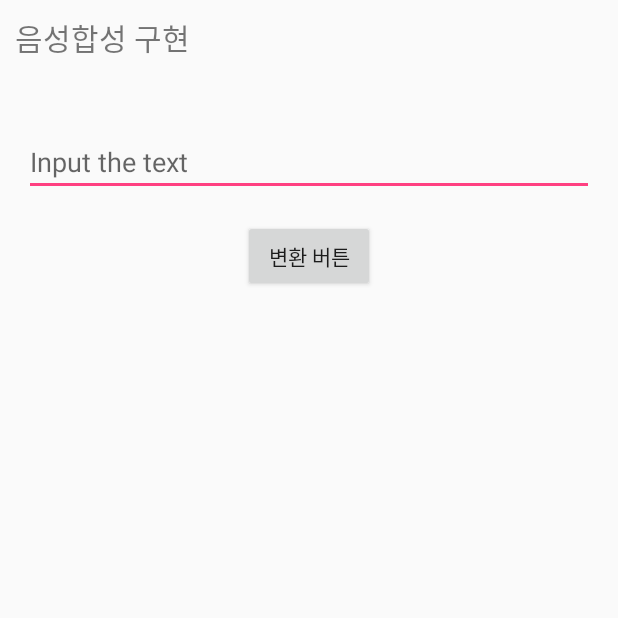
After one commit to tong9433/wordExercise, an Android app: the QuizGameActivity screen opened directly, with no data from a screen before it, on a phone screen of 412 x 824 dp, the top half of it. The commit adds this screen. Run offline under Robolectric (Android 15) with nearby library versions, the phone set to English and light mode, and no system bars.

Commit message:
음성합성 구현
2017.03.23

```diff
--- a/app/build.gradle
+++ b/app/build.gradle
@@ -26,6 +26,11 @@ dependencies {
     androidTestCompile('com.android.support.test.espresso:espresso-core:2.2.2', {
         exclude group: 'com.android.support', module: 'support-annotations'
     })
+    compile 'com.android.support:appcompat-v7:22.2.1'
+    compile 'com.android.support:design:22.2.1'
+    compile 'com.android.support:cardview-v7:21.0.+'
+    compile 'com.android.support:recyclerview-v7:23.1.0'
+    compile 'com.koushikdutta.ion:ion:2.+'
     compile files('libs/jxl.jar')
     compile 'com.android.support:appcompat-v7:25.1.0'
     testCompile 'junit:junit:4.12'
--- a/app/src/main/AndroidManifest.xml
+++ b/app/src/main/AndroidManifest.xml
@@ -3,19 +3,21 @@
     package="com.example.ryu.wordexercise">
 
     <application
-        android:name=".MyApplication"
+        android:name=".DB.MyApplication"
         android:allowBackup="true"
         android:icon="@mipmap/ic_launcher"
         android:label="@string/app_name"
         android:supportsRtl="true"
         android:theme="@style/AppTheme">
-        <activity android:name=".MainActivity">
+        <activity android:name=".Activity.MainActivity">
             <intent-filter>
                 <action android:name="android.intent.action.MAIN" />
 
                 <category android:name="android.intent.category.LAUNCHER" />
             </intent-filter>
         </activity>
+        <activity android:name=".Activity.RunningGameActivity" />
+        <activity android:name=".Activity.QuizGameActivity" />
     </application>
 
 </manifest>
--- /dev/null
+++ b/app/src/main/java/com/example/ryu/wordexercise/Activity/QuizGameActivity.java
@@ -0,0 +1,45 @@
+package com.example.ryu.wordexercise.Activity;
+
+import android.app.Activity;
+import android.content.Intent;
+import android.os.Bundle;
+import android.support.design.widget.FloatingActionButton;
+import android.view.View;
+import android.widget.Button;
+import android.widget.EditText;
+
+import com.example.ryu.wordexercise.R;
+import com.example.ryu.wordexercise.TTS;
+
+/**
+ * Created by tong-ilsong on 2017. 3. 23..
+ */
+
+public class QuizGameActivity extends Activity {
+
+    private EditText editText;
+
+    @Override
+    protected void onCreate(Bundle savedInstanceState) {
+        super.onCreate(savedInstanceState);
+
+        setContentView(R.layout.activity_quizgame);
+
+        editText =(EditText) findViewById(R.id.edit_query);
+        Button button = (Button) findViewById(R.id.button);
+
+        button.setOnClickListener(new View.OnClickListener() {
+            @Override
+            public void onClick(View v) {
+                TTS tts=new TTS(QuizGameActivity.this,v,editText);
+            }
+        });
+
+
+
+
+
+    }
+
+
+}
--- a/app/src/main/java/com/example/ryu/wordexercise/MyApplication.java
+++ b/app/src/main/java/com/example/ryu/wordexercise/DB/MyApplication.java
@@ -1,4 +1,4 @@
-package com.example.ryu.wordexercise;
+package com.example.ryu.wordexercise.DB;
 
 import android.app.Application;
 
--- a/app/src/main/java/com/example/ryu/wordexercise/Word.java
+++ b/app/src/main/java/com/example/ryu/wordexercise/DB/Word.java
@@ -1,4 +1,4 @@
-package com.example.ryu.wordexercise;
+package com.example.ryu.wordexercise.DB;
 
 import io.realm.RealmObject;
 
--- a/app/src/main/res/layout/activity_main.xml
+++ b/app/src/main/res/layout/activity_main.xml
@@ -4,7 +4,7 @@
     android:orientation="vertical"
     android:layout_width="match_parent"
     android:layout_height="match_parent"
-    tools:context="com.example.ryu.wordexercise.MainActivity">
+    tools:context="com.example.ryu.wordexercise.Activity.MainActivity">
     <LinearLayout
         android:layout_width="match_parent"
         android:layout_height="400dp">
--- /dev/null
+++ b/app/src/main/res/layout/activity_quizgame.xml
@@ -0,0 +1,34 @@
+<?xml version="1.0" encoding="utf-8"?>
+<android.support.design.widget.CoordinatorLayout xmlns:android="http://schemas.android.com/apk/res/android"
+xmlns:app="http://schemas.android.com/apk/res-auto"
+xmlns:tools="http://schemas.android.com/tools"
+android:layout_width="match_parent"
+android:layout_height="match_parent"
+android:fitsSystemWindows="true"
+tools:context="Activity.QuizGameActivity">
+
+    <LinearLayout
+        android:layout_width="match_parent"
+        android:layout_height="match_parent"
+        android:orientation="vertical">
+
+
+        <TextView
+            android:layout_margin="10dp"
+            android:layout_width="wrap_content"
+            android:layout_height="wrap_content"
+            android:text="음성합성 구현"
+            android:textSize="20dp"/>
+
+    <include layout="@layout/content_textedit" />
+
+    <Button
+        android:layout_width="wrap_content"
+        android:layout_height="wrap_content"
+        android:text="변환 버튼"
+        android:id="@+id/button"
+        android:layout_gravity="center_horizontal"/>
+
+    </LinearLayout>
+
+</android.support.design.widget.CoordinatorLayout>
--- /dev/null
+++ b/app/src/main/res/layout/content_textedit.xml
@@ -0,0 +1,28 @@
+<?xml version="1.0" encoding="utf-8"?>
+<LinearLayout xmlns:android="http://schemas.android.com/apk/res/android"
+    xmlns:app="http://schemas.android.com/apk/res-auto"
+    xmlns:tools="http://schemas.android.com/tools"
+    android:layout_width="match_parent"
+    android:layout_height="wrap_content"
+    android:orientation="vertical"
+    android:paddingBottom="@dimen/activity_vertical_margin"
+    android:paddingLeft="@dimen/activity_horizontal_margin"
+    android:paddingRight="@dimen/activity_horizontal_margin"
+    android:paddingTop="@dimen/activity_vertical_margin"
+    app:layout_behavior="@string/appbar_scrolling_view_behavior"
+    tools:context=".Activity.QuizGameActivity"
+    tools:showIn="@layout/activity_quizgame">
+
+    <TextView
+        android:id="@+id/edit_title"
+        android:layout_width="match_parent"
+        android:layout_height="wrap_content">
+    </TextView>
+
+    <EditText
+        android:id="@+id/edit_query"
+        android:hint="Input the text"
+        android:layout_width="match_parent"
+        android:layout_height="wrap_content" />
+
+</LinearLayout>
--- a/app/src/main/res/values/dimens.xml
+++ b/app/src/main/res/values/dimens.xml
@@ -2,4 +2,5 @@
     <!-- Default screen margins, per the Android Design guidelines. -->
     <dimen name="activity_horizontal_margin">16dp</dimen>
     <dimen name="activity_vertical_margin">16dp</dimen>
+    <dimen name="fab_margin">16dp</dimen>
 </resources>
```
Also changed, not shown: app/src/main/java/com/example/ryu/wordexercise/Activity/MainActivity.java (renamed from app/src/main/java/com/example/ryu/wordexercise/MainActivity.java, +27 -1 lines), app/src/main/java/com/example/ryu/wordexercise/Activity/RunningGameActivity.java (added, +21 -0 lines), app/src/main/java/com/example/ryu/wordexercise/TTS.java (added, +94 -0 lines), app/src/main/res/layout/activity_runnninggame.xml (added, +19 -0 lines), app/src/main/res/values/styles.xml (+9 -0 lines).
